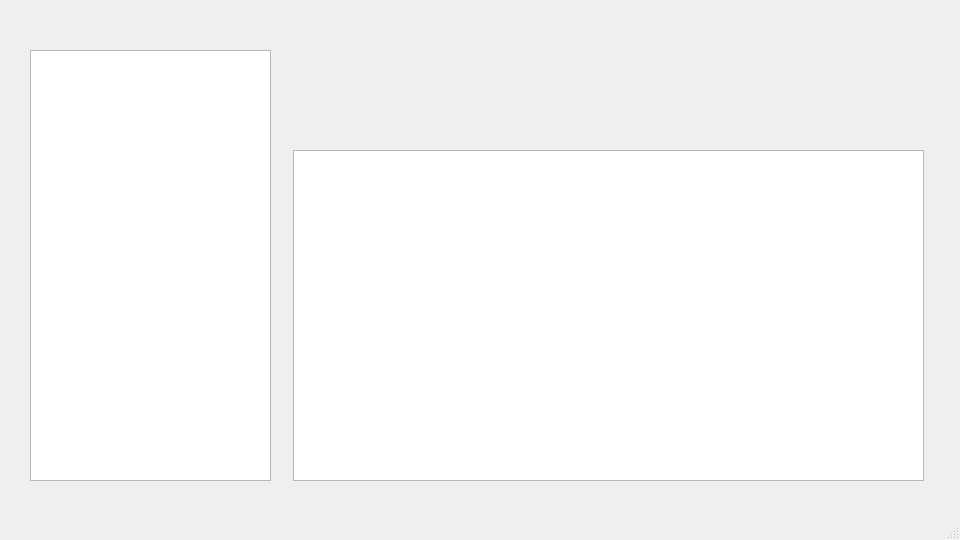
First picture: the form in window/log_window.ui, repository TERABYTE0130/logViewer, before the edit.
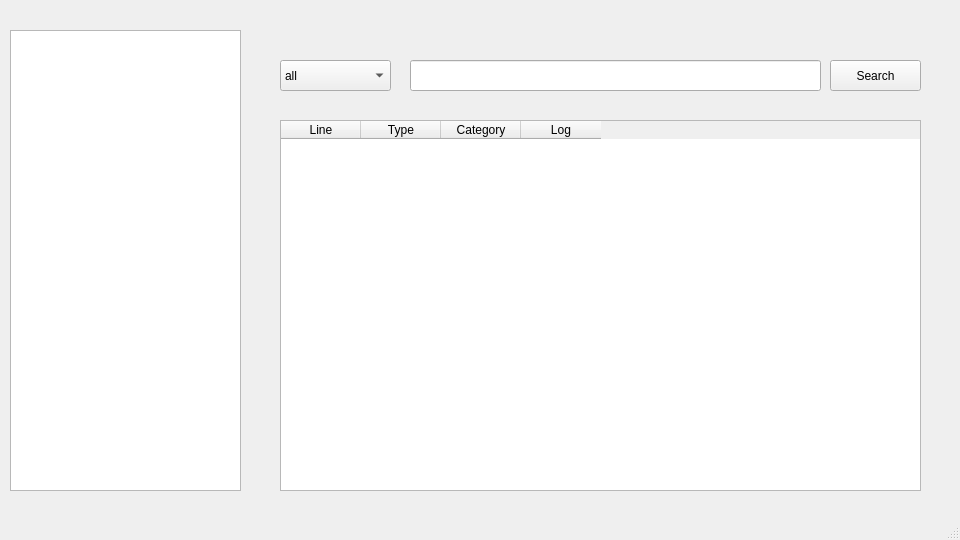
Second picture: the form after the edit.

What changed in the file:
```diff
--- a/window/log_window.ui
+++ b/window/log_window.ui
@@ -32,10 +32,10 @@
    <widget class="QTreeView" name="CategoryView">
     <property name="geometry">
      <rect>
-      <x>30</x>
-      <y>50</y>
-      <width>241</width>
-      <height>431</height>
+      <x>10</x>
+      <y>30</y>
+      <width>231</width>
+      <height>461</height>
      </rect>
     </property>
     <property name="font">
@@ -44,21 +44,101 @@
      </font>
     </property>
    </widget>
-   <widget class="QTextEdit" name="LogView">
+   <widget class="QComboBox" name="TypeFilterBox">
     <property name="geometry">
      <rect>
-      <x>293</x>
-      <y>150</y>
-      <width>631</width>
-      <height>331</height>
+      <x>280</x>
+      <y>60</y>
+      <width>111</width>
+      <height>31</height>
      </rect>
     </property>
-    <property name="font">
-     <font>
-      <family>Segoe UI</family>
-     </font>
+    <item>
+     <property name="text">
+      <string>all</string>
+     </property>
+    </item>
+    <item>
+     <property name="text">
+      <string>info</string>
+     </property>
+    </item>
+    <item>
+     <property name="text">
+      <string>warning</string>
+     </property>
+    </item>
+    <item>
+     <property name="text">
+      <string>error</string>
+     </property>
+    </item>
+   </widget>
+   <widget class="QLineEdit" name="SearchBox">
+    <property name="geometry">
+     <rect>
+      <x>410</x>
+      <y>60</y>
+      <width>411</width>
+      <height>31</height>
+     </rect>
     </property>
    </widget>
+   <widget class="QPushButton" name="SearchButton">
+    <property name="geometry">
+     <rect>
+      <x>830</x>
+      <y>60</y>
+      <width>91</width>
+      <height>31</height>
+     </rect>
+    </property>
+    <property name="text">
+     <string>Search</string>
+    </property>
+   </widget>
+   <widget class="QTableWidget" name="LogView">
+    <property name="geometry">
+     <rect>
+      <x>280</x>
+      <y>120</y>
+      <width>641</width>
+      <height>371</height>
+     </rect>
+    </property>
+    <property name="minimumSize">
+     <size>
+      <width>641</width>
+      <height>0</height>
+     </size>
+    </property>
+    <attribute name="horizontalHeaderMinimumSectionSize">
+     <number>80</number>
+    </attribute>
+    <attribute name="horizontalHeaderDefaultSectionSize">
+     <number>80</number>
+    </attribute>
+    <column>
+     <property name="text">
+      <string>Line</string>
+     </property>
+    </column>
+    <column>
+     <property name="text">
+      <string>Type</string>
+     </property>
+    </column>
+    <column>
+     <property name="text">
+      <string>Category</string>
+     </property>
+    </column>
+    <column>
+     <property name="text">
+      <string>Log</string>
+     </property>
+    </column>
+   </widget>
   </widget>
   <widget class="QMenuBar" name="menubar">
    <property name="geometry">
```
Left out of the diff: 2 changed lines with no effect on the pictures.
